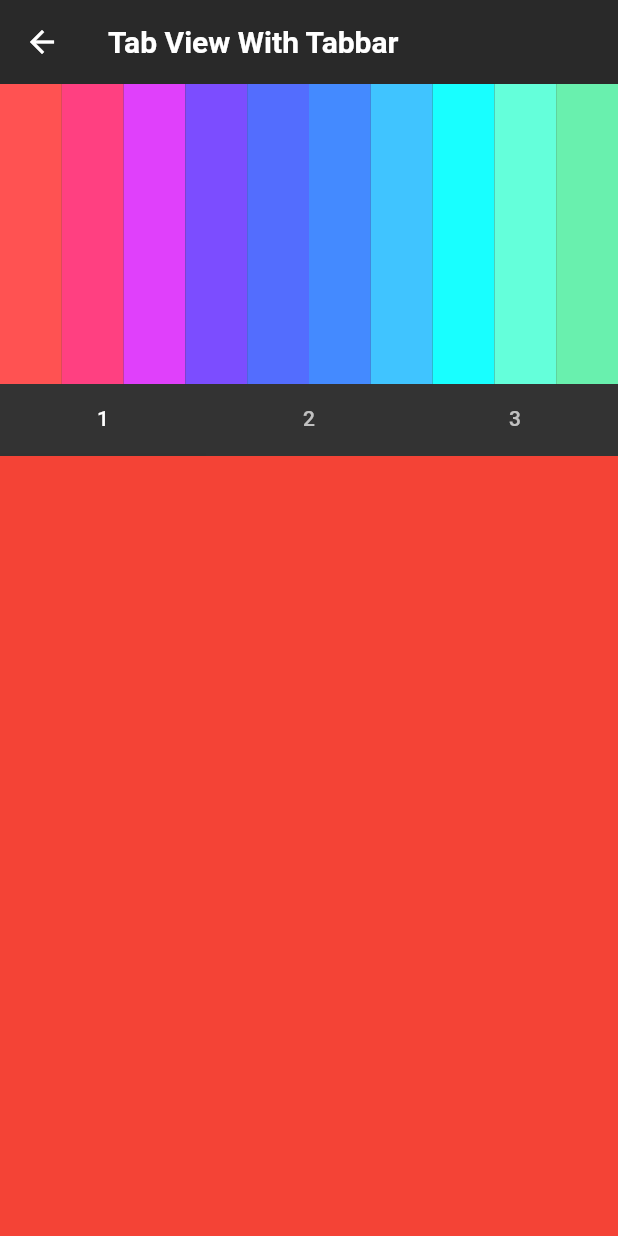
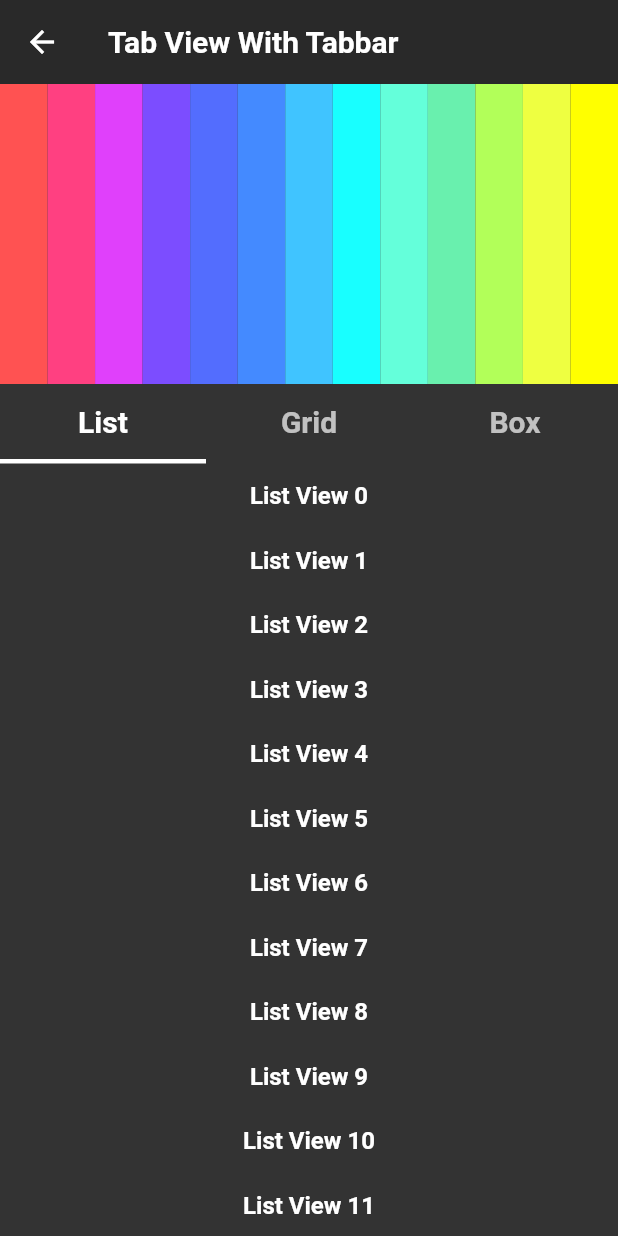
Before and after one commit to boglbbogl/flutter_velog_sample, a Flutter app: the TabViewTabbarScreen screen opened by its route, on a phone screen of 412 x 824 dp. Run offline on Flutter 3.47's test engine with Material 2 defaults, Android fonts, the light colour scheme and no system bars; our stand-ins replace bloc, equatable, flutter_bloc, flutter_mobx, flutter_riverpod, get and 1 more; generated files the repository leaves out were written again; statements that could not run were skipped.

Commit message:
create tab view

```diff
--- a/lib/tab_view/tab_view_tabbar_screen.dart
+++ b/lib/tab_view/tab_view_tabbar_screen.dart
@@ -20,12 +20,12 @@ class TabViewTabbarScreen extends StatelessWidget {
                           child: Wrap(
                         children: [
                           ...List.generate(
-                              10,
+                              13,
                               (index) => Container(
                                     height: 200,
                                     width:
-                                        MediaQuery.of(context).size.width / 10,
-                                    color: Colors.accents[index],
+                                        MediaQuery.of(context).size.width / 13,
+                                    color: Colors.accents[index % 15],
                                   )),
                         ],
                       ))),
@@ -33,30 +33,81 @@ class TabViewTabbarScreen extends StatelessWidget {
               }),
               body: Column(
                 children: [
-                  TabBar(tabs: [
+                  const TabBar(
+                      indicatorColor: Colors.white,
+                      labelStyle: TextStyle(
+                          color: Colors.white,
+                          fontWeight: FontWeight.bold,
+                          fontSize: 20),
+                      indicatorWeight: 3,
+                      tabs: [
                         Tab(
-                      text: '1',
+                          text: 'List',
+                          height: 50,
                         ),
                         Tab(
-                      text: '2',
+                          text: 'Grid',
+                          height: 50,
                         ),
                         Tab(
-                      text: '3',
+                          text: 'Box',
+                          height: 50,
                         ),
                       ]),
                   Expanded(
                       child: TabBarView(children: [
+                    ListView.builder(
+                        key: const PageStorageKey("LIST_VIEW"),
+                        itemCount: 1000,
+                        itemBuilder: (context, index) {
+                          return Container(
+                            padding: const EdgeInsets.symmetric(vertical: 12),
+                            width: MediaQuery.of(context).size.width,
+                            child: Center(
+                              child: Text(
+                                "List View $index",
+                                style: const TextStyle(
+                                    fontSize: 16,
+                                    color: Colors.white,
+                                    fontWeight: FontWeight.bold),
+                              ),
+                            ),
+                          );
+                        }),
+                    GridView.builder(
+                        key: const PageStorageKey("GRID_VIEW"),
+                        itemCount: 1000,
+                        gridDelegate:
+                            const SliverGridDelegateWithFixedCrossAxisCount(
+                          crossAxisCount: 3,
+                          crossAxisSpacing: 12,
+                          mainAxisSpacing: 12,
+                        ),
+                        itemBuilder: ((context, index) {
+                          return Container(
+                            color: Colors.accents[index % 15],
+                            child: Center(
+                                child: Text(
+                              "Grid View $index",
+                              style: const TextStyle(
+                                  fontSize: 16,
+                                  color: Colors.white,
+                                  fontWeight: FontWeight.bold),
+                            )),
+                          );
+                        })),
                     Container(
                       width: 10,
-                      color: Colors.red,
+                      color: const Color.fromRGBO(91, 91, 91, 1),
+                      child: const Center(
+                        child: Text(
+                          'Box',
+                          style: TextStyle(
+                              color: Colors.white,
+                              fontSize: 56,
+                              fontWeight: FontWeight.bold),
                         ),
-                    Container(
-                      width: 10,
-                      color: Colors.green,
                       ),
-                    Container(
-                      width: 10,
-                      color: Colors.amber,
                     ),
                   ]))
                 ],
```
Lines whose indentation alone changed are shown as unchanged.
